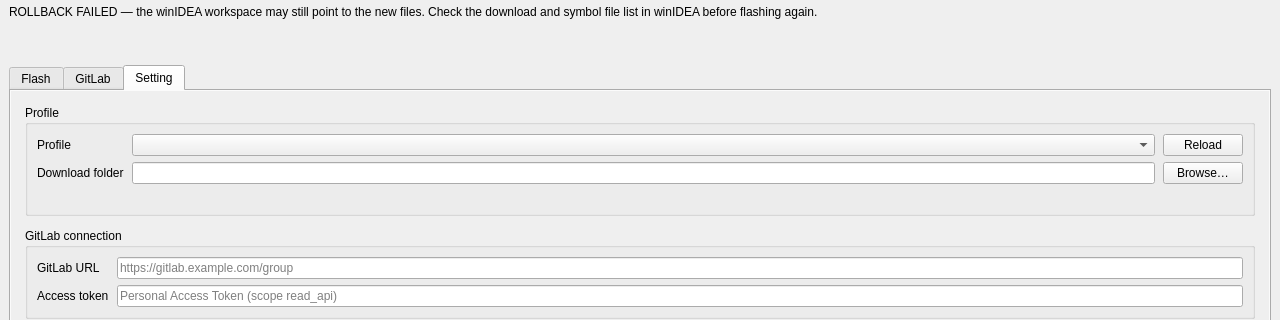
Old version of the form wflash/gui/main_window.ui in the repository phuctm012/WFlash-Tool; both pictures show x 0 to 1280 and y 99 to 419 of the 1280 by 860 pixel window.
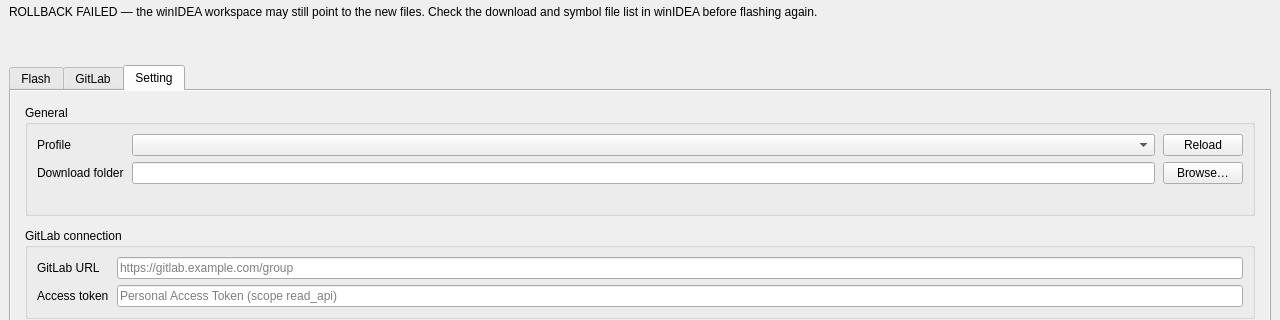
New version of the form. The open tabs and pages were chosen to show the change.

Commit message:
feat(gui): hide the Profile row when there is only one profile; group renamed General
Tests: 502 passed, -k thread 44 passed, stress PASS (567 checkpoints), fuzz PASS, 0 Qt threading warnings.

What changed in the file:
```diff
--- a/wflash/gui/main_window.ui
+++ b/wflash/gui/main_window.ui
@@ -1208,7 +1208,7 @@
             <item>
              <widget class="QGroupBox" name="groupBox_profile">
               <property name="title">
-               <string>Profile</string>
+               <string>General</string>
               </property>
               <layout class="QGridLayout" name="gridLayout_profile" columnstretch="0,1,0">
                <property name="horizontalSpacing">
```
The commit also changes 6 other files.
